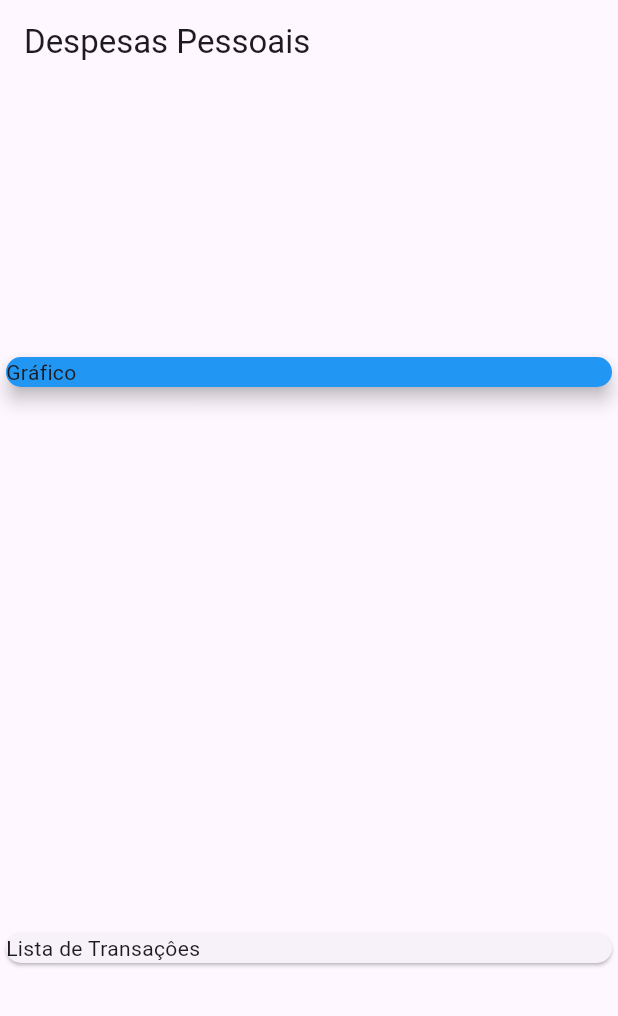
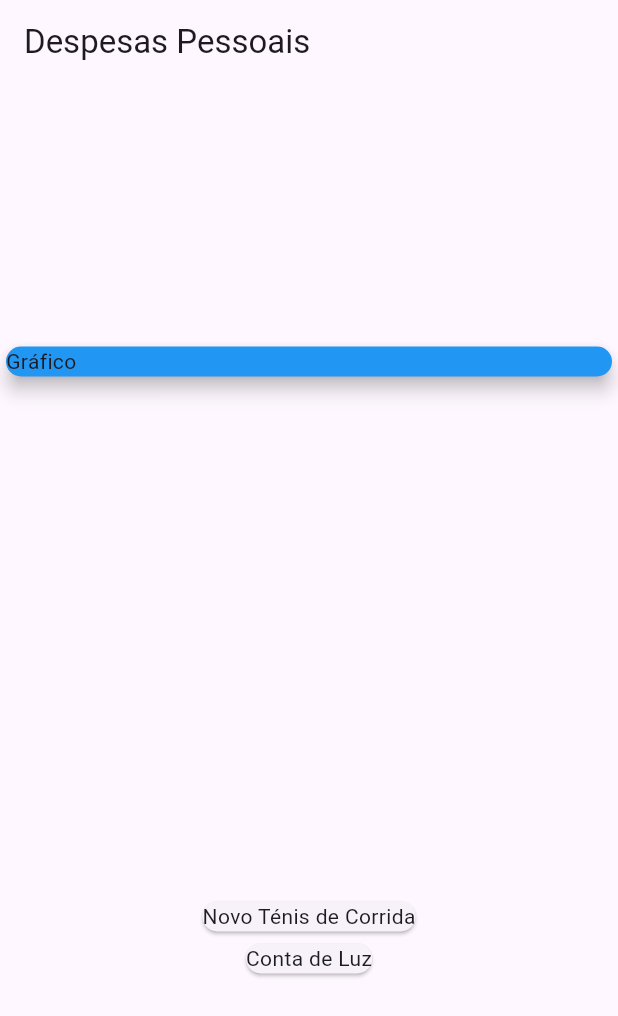
Before and after one commit to Kawanawak/app_despesas, a Flutter app: the screen it shows after launch, on a phone screen of 412 x 824 dp. Shown: the top 1016 px of the screen. Run offline on Flutter 3.47's test engine with Material 3 defaults, Android fonts, the phone set to English and light mode, and no system bars.

Commit message:
3 commit

```diff
--- a/lib/main.dart
+++ b/lib/main.dart
@@ -46,10 +46,13 @@ class MyHomePage extends StatelessWidget {
                   elevation: 5,
                 ),
               ),
-            Card(
-              child: Text('Lista de Transaçôes'),
+              Column(
+                children: _transections.map((tr) {
+                  return Card(
+                    child: Text(tr.title),
+                  );
+                }).toList(),
               )
-          ],
-        ));
+            ]));
   }
 }
```
Lines whose indentation alone changed are shown as unchanged.
